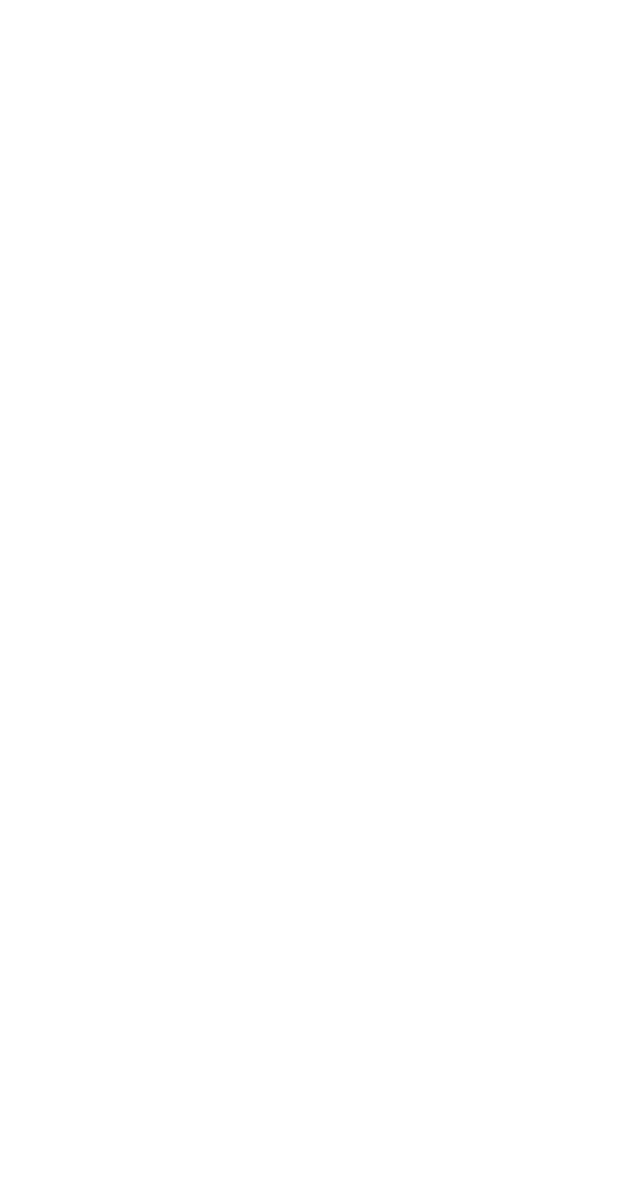
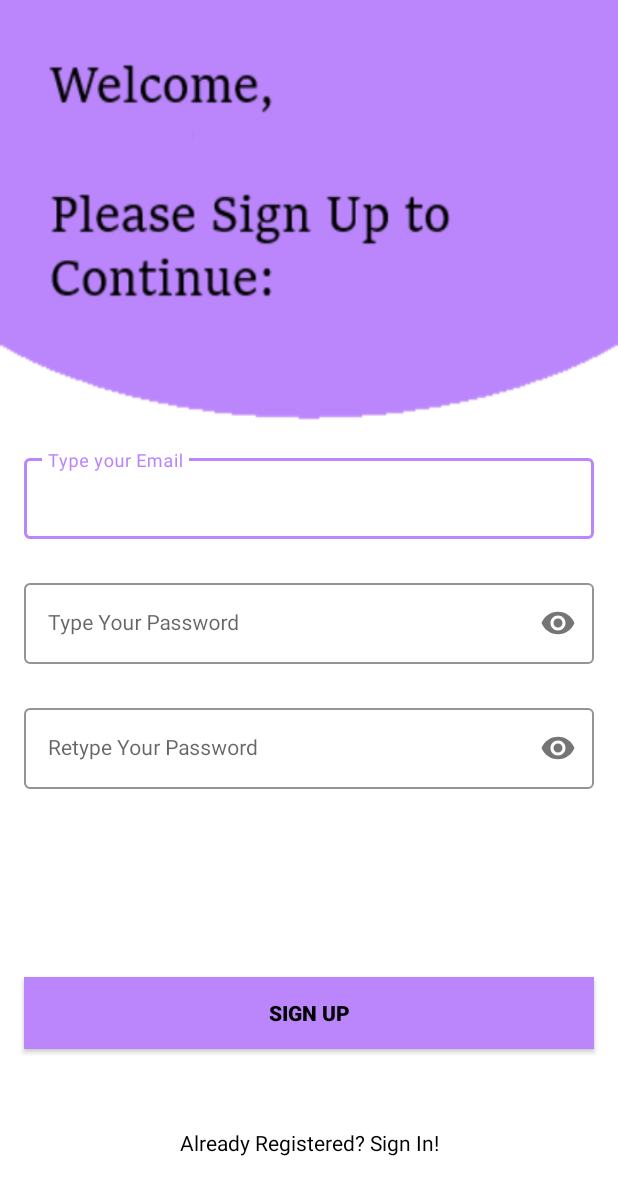
Before and after one commit to braedonpellerin/PlayBook, an Android app: the RegisterActivity screen opened directly, with no data from a screen before it, on a phone screen of 412 x 824 dp. Before the commit the part shown is empty. Shown: the top 1195 px of the screen. Run offline under Robolectric (Android 15) with nearby library versions, the phone set to English and light mode, and no system bars.

Commit message:
Created Register page layout

```diff
--- a/app/src/main/res/layout/activity_register.xml
+++ b/app/src/main/res/layout/activity_register.xml
@@ -4,6 +4,103 @@
     xmlns:tools="http://schemas.android.com/tools"
     android:layout_width="match_parent"
     android:layout_height="match_parent"
+    android:background="@drawable/signup_screen"
     tools:context=".RegisterActivity">
 
+    <com.google.android.material.textfield.TextInputLayout
+        android:id="@+id/emailLayout"
+        style="@style/LoginTextInputOuterFieldStyle"
+        android:layout_width="match_parent"
+        android:layout_height="wrap_content"
+        android:layout_marginHorizontal="16dp"
+        android:layout_marginTop="300dp"
+        app:boxStrokeColor="@color/purple_200"
+        app:hintTextColor="@color/purple_200"
+        app:layout_constraintEnd_toEndOf="parent"
+        app:layout_constraintHorizontal_bias="0.5"
+        app:layout_constraintStart_toStartOf="parent"
+        app:layout_constraintTop_toTopOf="parent">
+
+        <com.google.android.material.textfield.TextInputEditText
+            android:id="@+id/txtEmail"
+            style="@style/LoginTextInputInnerFieldStyle"
+            android:layout_width="match_parent"
+            android:layout_height="wrap_content"
+            android:hint="Type your Email"
+            android:inputType="textEmailAddress" />
+    </com.google.android.material.textfield.TextInputLayout>
+
+    <com.google.android.material.textfield.TextInputLayout
+        android:id="@+id/passwordLayout"
+        style="@style/LoginTextInputOuterFieldStyle"
+        android:layout_width="match_parent"
+        android:layout_height="wrap_content"
+        android:layout_marginHorizontal="16dp"
+        android:layout_marginTop="24dp"
+        app:boxStrokeColor="@color/purple_200"
+        app:hintTextColor="@color/purple_200"
+        app:layout_constraintEnd_toEndOf="parent"
+        app:layout_constraintHorizontal_bias="0.5"
+        app:layout_constraintStart_toStartOf="parent"
+        app:layout_constraintTop_toBottomOf="@id/emailLayout"
+        app:passwordToggleEnabled="true">
+
+        <com.google.android.material.textfield.TextInputEditText
+            android:id="@+id/txtPassword"
+            style="@style/LoginTextInputInnerFieldStyle"
+            android:layout_width="match_parent"
+            android:layout_height="wrap_content"
+            android:hint="Type Your Password"
+            android:inputType="textPassword" />
+    </com.google.android.material.textfield.TextInputLayout>
+
+    <com.google.android.material.textfield.TextInputLayout
+        android:id="@+id/confirmPasswordLayout"
+        style="@style/LoginTextInputOuterFieldStyle"
+        android:layout_width="match_parent"
+        android:layout_height="wrap_content"
+        android:layout_marginHorizontal="16dp"
+        android:layout_marginTop="24dp"
+        app:boxStrokeColor="@color/purple_200"
+        app:hintTextColor="@color/purple_200"
+        app:layout_constraintEnd_toEndOf="parent"
+        app:layout_constraintHorizontal_bias="0.5"
+        app:layout_constraintStart_toStartOf="parent"
+        app:layout_constraintTop_toBottomOf="@id/passwordLayout"
+        app:passwordToggleEnabled="true">
+
+        <com.google.android.material.textfield.TextInputEditText
+            android:id="@+id/txtConfirmPassword"
+            style="@style/LoginTextInputInnerFieldStyle"
+            android:layout_width="match_parent"
+            android:layout_height="wrap_content"
+            android:hint="Retype Your Password"
+            android:inputType="textPassword" />
+    </com.google.android.material.textfield.TextInputLayout>
+
+    <androidx.appcompat.widget.AppCompatButton
+        android:id="@+id/btnSubmit"
+        android:layout_width="0dp"
+        android:layout_height="wrap_content"
+        android:layout_marginHorizontal="16dp"
+        android:background="@color/purple_200"
+        android:text="Sign Up"
+        android:textColor="@color/black"
+        android:textStyle="bold"
+        app:layout_constraintBottom_toBottomOf="parent"
+        app:layout_constraintEnd_toEndOf="parent"
+        app:layout_constraintHorizontal_bias="0.5"
+        app:layout_constraintStart_toStartOf="parent"
+        app:layout_constraintTop_toBottomOf="@+id/confirmPasswordLayout" />
+    <TextView
+        android:id="@+id/textView"
+        android:layout_width="wrap_content"
+        android:layout_height="wrap_content"
+        android:textColor="@color/black"
+        android:text="Already Registered? Sign In!"
+        app:layout_constraintBottom_toBottomOf="parent"
+        app:layout_constraintEnd_toEndOf="parent"
+        app:layout_constraintHorizontal_bias="0.5"
+        app:layout_constraintStart_toStartOf="parent"
+        app:layout_constraintTop_toBottomOf="@+id/btnSubmit" />
 </androidx.constraintlayout.widget.ConstraintLayout>
```
